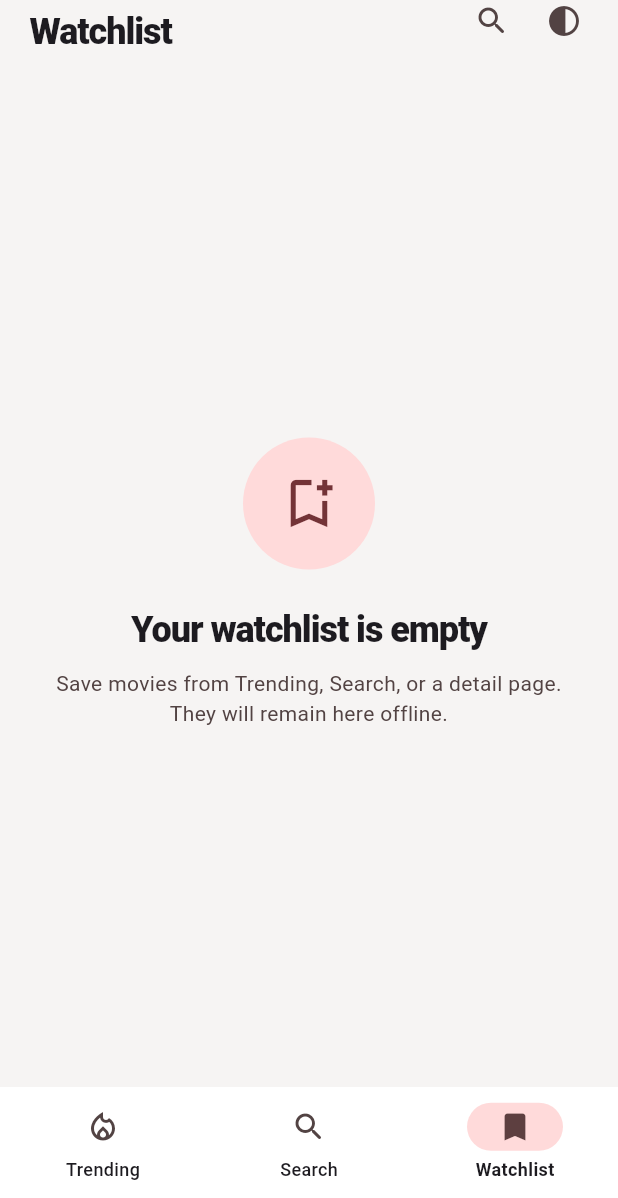
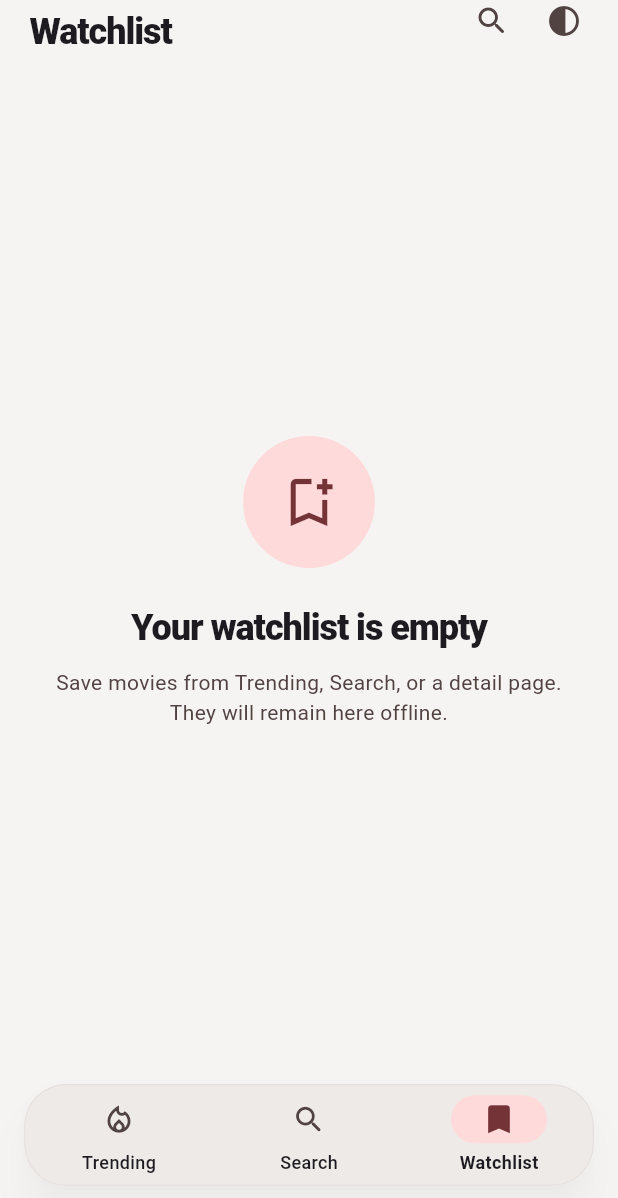
Before and after one commit to omed-code/Gornanet, a Flutter app: the screen it shows after launch, item 3 of the bottom bar chosen, on a phone screen of 412 x 824 dp, the part 38-1236 px from its top. Run offline on Flutter 3.47's test engine with Material 3 defaults, Android fonts, the light colour scheme and no system bars; our stand-ins replace flutter_riverpod, flutter_secure_storage, shared_preferences.

Commit message:
bottom navigation bar 1 desing

```diff
--- a/lib/src/state/app_providers.dart
+++ b/lib/src/state/app_providers.dart
@@ -239,6 +239,11 @@ class SearchNotifier extends Notifier<SearchState> {
   @override
   SearchState build() => const SearchState();
 
+  Future<Movie> randomSuggestion() async {
+    await ref.read(tmdbCredentialProvider.notifier).ready;
+    return ref.read(movieRepositoryProvider).randomSuggestion();
+  }
+
   Future<void> browse() async {
     final category = state.category;
     final requestId = ++_requestId;
--- a/lib/src/theme/app_theme.dart
+++ b/lib/src/theme/app_theme.dart
@@ -84,10 +84,21 @@ abstract final class AppTheme {
         ),
       ),
       navigationBarTheme: NavigationBarThemeData(
-        height: 74,
+        height: 68,
         elevation: 0,
-        backgroundColor: scheme.surface,
+        backgroundColor: scheme.surfaceContainer,
         indicatorColor: scheme.primaryContainer,
+        indicatorShape: RoundedRectangleBorder(
+          borderRadius: BorderRadius.circular(16),
+        ),
+        iconTheme: WidgetStateProperty.resolveWith((states) {
+          return IconThemeData(
+            size: states.contains(WidgetState.selected) ? 25 : 23,
+            color: states.contains(WidgetState.selected)
+                ? scheme.onPrimaryContainer
+                : scheme.onSurfaceVariant,
+          );
+        }),
         labelBehavior: NavigationDestinationLabelBehavior.alwaysShow,
         labelTextStyle: WidgetStateProperty.resolveWith((states) {
           return TextStyle(
--- a/lib/src/ui/home_shell.dart
+++ b/lib/src/ui/home_shell.dart
@@ -95,12 +95,23 @@ class _HomeShellState extends ConsumerState<HomeShell> {
       ),
       bottomNavigationBar: SafeArea(
         top: false,
-        child: DecoratedBox(
-          decoration: BoxDecoration(
-            border: Border(
-              top: BorderSide(
-                color: Theme.of(context).colorScheme.outlineVariant,
-              ),
+        minimum: const EdgeInsets.only(bottom: 8),
+        child: Padding(
+          padding: const EdgeInsets.symmetric(horizontal: 16),
+          child: Material(
+            key: const Key('modern-bottom-navigation'),
+            elevation: 10,
+            shadowColor: Theme.of(
+              context,
+            ).colorScheme.shadow.withValues(alpha: .18),
+            color: Theme.of(context).colorScheme.surfaceContainer,
+            clipBehavior: Clip.antiAlias,
+            shape: RoundedRectangleBorder(
+              borderRadius: BorderRadius.circular(28),
+              side: BorderSide(
+                color: Theme.of(
+                  context,
+                ).colorScheme.outlineVariant.withValues(alpha: .75),
               ),
             ),
             child: NavigationBar(
@@ -123,6 +134,7 @@ class _HomeShellState extends ConsumerState<HomeShell> {
                   label: 'Watchlist',
                 ),
               ],
+            ),
           ),
         ),
       ),
```
Also changed, not shown: lib/src/repositories/movie_repository.dart (+23 -1 lines), lib/src/ui/search_screen.dart (+55 -0 lines), 1 other file. Lines whose indentation alone changed are shown as unchanged.
